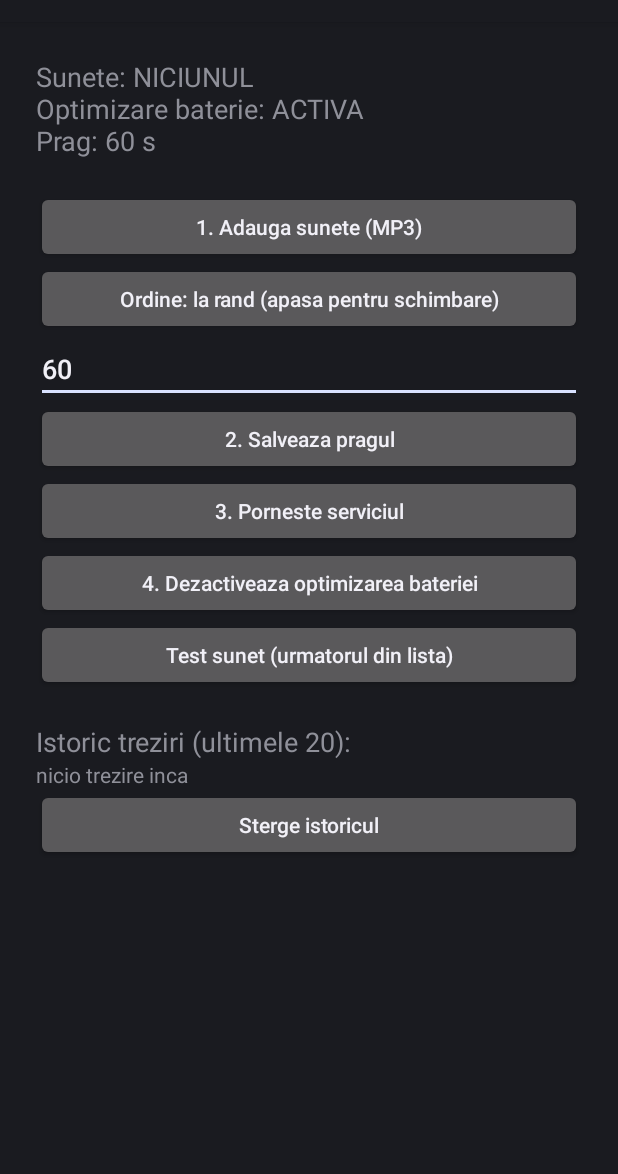
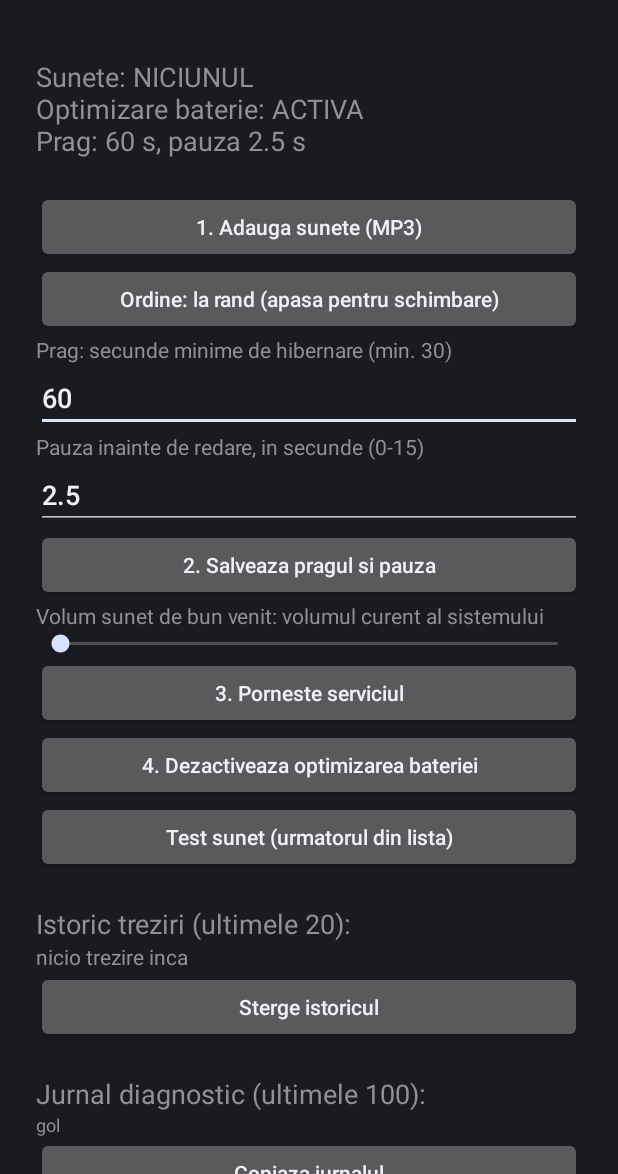
Before and after one commit to Faicu/FaikkitCar, an Android app: the screen it shows after launch (MainActivity), on a phone screen of 412 x 824 dp, the part 62-1236 px from its top. Run offline under Robolectric (Android 15) with nearby library versions, the phone set to English and light mode, and no system bars.

Commit message:
Add diagnostic log, configurable playback delay and welcome volume
- Log service starts, BootReceiver actions, sub-threshold tick gaps over 15 s,
  screen on/off and playback details (audio focus, volume, errors); keep the
  last 100 entries and let the user copy them to the clipboard.
- Make the delay before playback configurable (0-15 s, default 2.5 s).
- Optional welcome volume as a percentage of the media stream, restored after
  playback unless the user changed it meanwhile.

Co-Authored-By: Claude Opus 5.5 <noreply@anthropic.com>
Claude-Session: https://claude.ai/code/session_01KTzuNM6UnzjBAFduoJ4pty

```diff
--- a/app/src/main/java/ro/faicu/vwwelcome/BootReceiver.java
+++ b/app/src/main/java/ro/faicu/vwwelcome/BootReceiver.java
@@ -8,6 +8,7 @@ import android.content.Intent;
 public class BootReceiver extends BroadcastReceiver {
     @Override
     public void onReceive(Context c, Intent intent) {
+        Prefs.log(c, "BootReceiver: " + intent.getAction());
         WelcomeService.start(c);
     }
 }
--- a/app/src/main/java/ro/faicu/vwwelcome/MainActivity.java
+++ b/app/src/main/java/ro/faicu/vwwelcome/MainActivity.java
@@ -2,6 +2,7 @@ package ro.faicu.vwwelcome;
 
 import android.app.Activity;
 import android.content.ClipData;
+import android.content.ClipboardManager;
 import android.content.Intent;
 import android.content.pm.PackageManager;
 import android.database.Cursor;
@@ -18,6 +19,7 @@ import android.widget.Button;
 import android.widget.EditText;
 import android.widget.LinearLayout;
 import android.widget.ScrollView;
+import android.widget.SeekBar;
 import android.widget.TextView;
 import android.widget.Toast;
 
@@ -33,7 +35,10 @@ public class MainActivity extends Activity {
     private LinearLayout soundList;
     private Button order;
     private EditText threshold;
+    private EditText delay;
+    private TextView volumeLabel;
     private TextView history;
+    private TextView log;
 
     @Override
     protected void onCreate(Bundle b) {
@@ -58,12 +63,37 @@ public class MainActivity extends Activity {
         });
         l.addView(order);
 
+        l.addView(label("Prag: secunde minime de hibernare (min. 30)"));
         threshold = new EditText(this);
         threshold.setInputType(InputType.TYPE_CLASS_NUMBER);
-        threshold.setHint("Secunde minime cu contactul luat (min. 30)");
-        threshold.setText(String.valueOf(Prefs.thresholdSec(this)));
         l.addView(threshold);
-        l.addView(button("2. Salveaza pragul", v -> saveThreshold()));
+        l.addView(label("Pauza inainte de redare, in secunde (0-15)"));
+        delay = new EditText(this);
+        delay.setInputType(InputType.TYPE_CLASS_NUMBER | InputType.TYPE_NUMBER_FLAG_DECIMAL);
+        l.addView(delay);
+        l.addView(button("2. Salveaza pragul si pauza", v -> saveSettings()));
+        fillSettings();
+
+        volumeLabel = label("");
+        l.addView(volumeLabel);
+        SeekBar volume = new SeekBar(this);
+        volume.setMax(100);
+        volume.setProgress(Prefs.volumePercent(this));
+        volume.setOnSeekBarChangeListener(new SeekBar.OnSeekBarChangeListener() {
+            @Override
+            public void onProgressChanged(SeekBar sb, int p, boolean fromUser) {
+                if (fromUser) Prefs.setVolumePercent(MainActivity.this, p);
+                showVolume();
+            }
+
+            @Override
+            public void onStartTrackingTouch(SeekBar sb) {}
+
+            @Override
+            public void onStopTrackingTouch(SeekBar sb) {}
+        });
+        l.addView(volume);
+        showVolume();
 
         l.addView(button("3. Porneste serviciul", v -> {
             WelcomeService.start(this);
@@ -84,6 +114,24 @@ public class MainActivity extends Activity {
         l.addView(history);
         l.addView(button("Sterge istoricul", v -> {
             Prefs.clearHistory(this);
+            refresh();
+        }));
+
+        TextView lh = label("\nJurnal diagnostic (ultimele 100):");
+        lh.setTextSize(18);
+        l.addView(lh);
+        log = new TextView(this);
+        log.setTextIsSelectable(true);
+        log.setTextSize(12);
+        l.addView(log);
+        l.addView(button("Copiaza jurnalul", v -> {
+            getSystemService(ClipboardManager.class).setPrimaryClip(ClipData.newPlainText(
+                    "VW Welcome", "Istoric:\n" + Prefs.history(this)
+                            + "\n\nJurnal:\n" + Prefs.logText(this)));
+            toast("Jurnal copiat in clipboard");
+        }));
+        l.addView(button("Sterge jurnalul", v -> {
+            Prefs.clearLog(this);
             refresh();
         }));
 
@@ -109,6 +157,18 @@ public class MainActivity extends Activity {
         refresh();
     }
 
+    private TextView label(String text) {
+        TextView t = new TextView(this);
+        t.setText(text);
+        return t;
+    }
+
+    private void showVolume() {
+        int v = Prefs.volumePercent(this);
+        volumeLabel.setText("Volum sunet de bun venit: "
+                + (v == 0 ? "volumul curent al sistemului" : v + "%"));
+    }
+
     private Button button(String text, View.OnClickListener click) {
         Button bt = new Button(this);
         bt.setText(text);
@@ -124,7 +184,8 @@ public class MainActivity extends Activity {
         status.setText(
                 "Sunete: " + (sounds.length == 0 ? "NICIUNUL" : sounds.length) + "\n"
                 + "Optimizare baterie: " + (batteryOk ? "dezactivata (ok)" : "ACTIVA") + "\n"
-                + "Prag: " + Prefs.thresholdSec(this) + " s\n");
+                + "Prag: " + Prefs.thresholdSec(this) + " s, pauza "
+                + Prefs.delayMs(this) / 1000.0 + " s\n");
 
         soundList.removeAllViews();
         for (File f : sounds) {
@@ -144,6 +205,8 @@ public class MainActivity extends Activity {
 
         String hist = Prefs.history(this);
         history.setText(hist.isEmpty() ? "nicio trezire inca" : hist);
+        String logs = Prefs.logText(this);
+        log.setText(logs.isEmpty() ? "gol" : logs);
     }
 
     private void pickSound() {
@@ -200,15 +263,22 @@ public class MainActivity extends Activity {
         return "sunet";
     }
 
-    private void saveThreshold() {
+    private void saveSettings() {
         try {
             Prefs.setThresholdSec(this, Integer.parseInt(threshold.getText().toString().trim()));
+            double sec = Double.parseDouble(delay.getText().toString().trim().replace(',', '.'));
+            Prefs.setDelayMs(this, Math.round(sec * 1000));
             toast("Salvat");
         } catch (NumberFormatException e) {
             toast("Numar invalid");
         }
+        fillSettings();
+        refresh();
+    }
+
+    private void fillSettings() {
         threshold.setText(String.valueOf(Prefs.thresholdSec(this)));
-        refresh();
+        delay.setText(String.valueOf(Prefs.delayMs(this) / 1000.0));
     }
 
     private void askBattery() {
--- a/app/src/main/java/ro/faicu/vwwelcome/Prefs.java
+++ b/app/src/main/java/ro/faicu/vwwelcome/Prefs.java
@@ -4,12 +4,16 @@ import android.content.Context;
 import android.content.SharedPreferences;
 
 import java.io.File;
+import java.text.SimpleDateFormat;
 import java.util.Arrays;
+import java.util.Date;
+import java.util.Locale;
 import java.util.Random;
 
 /** Setarile aplicatiei, pastrate intre porniri. */
 final class Prefs {
     private static final int HISTORY_MAX = 20;
+    private static final int LOG_MAX = 100;
     private static final Random RANDOM = new Random();
 
     private Prefs() {}
@@ -87,6 +91,24 @@ final class Prefs {
         sp(c).edit().putLong("alive", t).apply();
     }
 
+    /** Pauza dintre detectarea trezirii si redare, ca amplificatorul sa apuce sa porneasca. */
+    static long delayMs(Context c) {
+        return sp(c).getLong("delay", 2500);
+    }
+
+    static void setDelayMs(Context c, long ms) {
+        sp(c).edit().putLong("delay", Math.max(0, Math.min(15_000, ms))).apply();
+    }
+
+    /** Volumul sunetului de bun venit, in procente din maxim; 0 = lasam volumul sistemului. */
+    static int volumePercent(Context c) {
+        return sp(c).getInt("volume", 0);
+    }
+
+    static void setVolumePercent(Context c, int pct) {
+        sp(c).edit().putInt("volume", Math.max(0, Math.min(100, pct))).apply();
+    }
+
     /** Contorul de boot-uri Android vazut ultima data (-1 = necunoscut). */
     static int lastBootCount(Context c) {
         return sp(c).getInt("boot_count", -1);
@@ -102,15 +124,37 @@ final class Prefs {
     }
 
     static void addHistory(Context c, String line) {
-        String h = line + "\n" + history(c);
-        String[] lines = h.split("\n");
-        if (lines.length > HISTORY_MAX) {
-            h = String.join("\n", Arrays.copyOf(lines, HISTORY_MAX));
-        }
-        sp(c).edit().putString("history", h.trim()).apply();
+        prepend(c, "history", now() + "  " + line, HISTORY_MAX);
     }
 
     static void clearHistory(Context c) {
         sp(c).edit().remove("history").apply();
     }
+
+    /**
+     * Jurnal de diagnostic: pornirile serviciului, pauzele dintre tick-uri, ecranul,
+     * redarea. Arata unde s-a oprit lantul cand trezirea nu e detectata.
+     */
+    static void log(Context c, String line) {
+        android.util.Log.i("VWWelcome", line);
+        prepend(c, "log", now() + "  " + line, LOG_MAX);
+    }
+
+    static String logText(Context c) {
+        return sp(c).getString("log", "");
+    }
+
+    static void clearLog(Context c) {
+        sp(c).edit().remove("log").apply();
+    }
+
+    private static synchronized void prepend(Context c, String key, String line, int max) {
+        String[] lines = (line + "\n" + sp(c).getString(key, "")).split("\n");
+        String text = String.join("\n", Arrays.copyOf(lines, Math.min(lines.length, max)));
+        sp(c).edit().putString(key, text.trim()).apply();
+    }
+
+    private static String now() {
+        return new SimpleDateFormat("dd.MM HH:mm:ss", Locale.US).format(new Date());
+    }
 }
```
Also changed, not shown: app/src/main/java/ro/faicu/vwwelcome/Player.java (+51 -10 lines), app/src/main/java/ro/faicu/vwwelcome/WelcomeService.java (+21 -14 lines), 1 other file.
